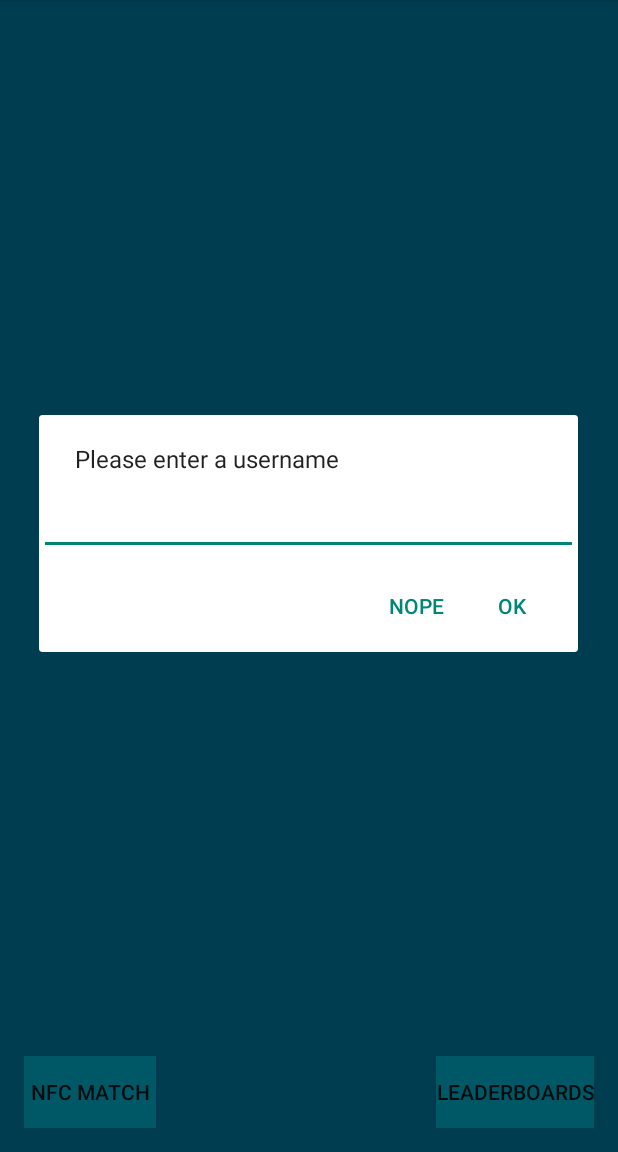
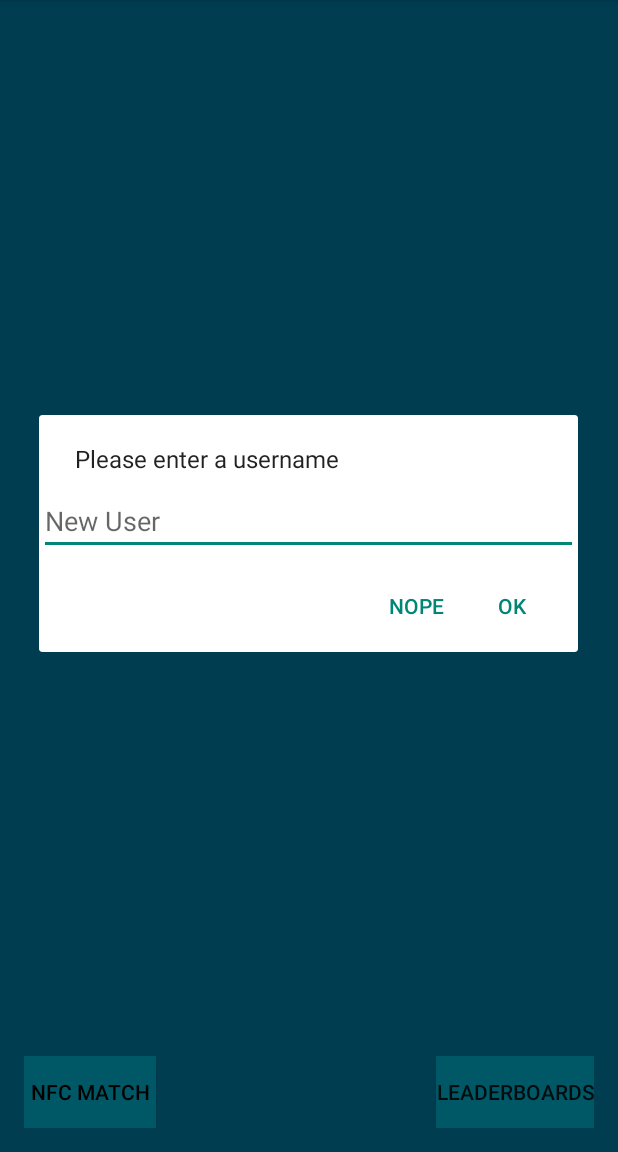
Before and after one commit to ccl2of4/Spin-Counter, an Android app: the screen it shows after launch (MainActivity), in the options menu, after a tap on "Change Username", on a phone screen of 412 x 824 dp, the part 84-1236 px from its top. Run offline under Robolectric (Android 15) with nearby library versions, the phone set to English and light mode, and no system bars.

Commit message:
updated change username in settings
shows current username as hint

```diff
--- a/app/src/main/java/groupn/spin_counter/MainActivity.java
+++ b/app/src/main/java/groupn/spin_counter/MainActivity.java
@@ -122,6 +122,8 @@ public class MainActivity extends ActionBarActivity implements SpinCounter.SpinL
                 builder.setCancelable(true);
                 // Set an EditText view to get user input
                 final EditText input = new EditText(this);
+                Log.d("USERNAME HINT", mUsername);
+                input.setHint(mUsername);
                 builder.setView(input);
                 builder.setPositiveButton("Ok", new DialogInterface.OnClickListener() {
                     public void onClick(DialogInterface dialog, int whichButton) {
--- a/app/src/main/res/layout/activity_main.xml
+++ b/app/src/main/res/layout/activity_main.xml
@@ -26,7 +26,8 @@
         android:layout_alignParentLeft="true"
         android:layout_alignParentStart="true"
         android:elegantTextHeight="false"
-        android:background="@android:color/holo_blue_bright" />
+        android:background="@android:color/holo_blue_bright"
+        android:textColor="@android:color/black" />
 
     <Button
         android:id="@+id/start_spin"
```
